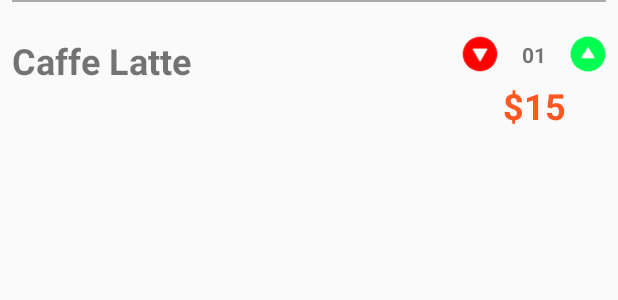
After one commit to roarena/coffee-shop, an Android app: the layout order_full_item.xml on its own in the app's theme, with its tools: preview values and no code run, on a phone screen of 412 x 824 dp. The commit adds this screen. Shown: the top 300 px of the screen. Run offline under Robolectric (Android 15) with nearby library versions, the phone set to English and light mode, and no system bars.

Commit message:
[WIP] Full order Screen
Signed-off-by: Rodrigo Camara <rodrigo.camara@lge.com>

```diff
--- /dev/null
+++ b/client/app/src/main/res/layout/order_full_item.xml
@@ -0,0 +1,92 @@
+<?xml version="1.0" encoding="utf-8"?>
+<android.support.constraint.ConstraintLayout xmlns:android="http://schemas.android.com/apk/res/android"
+    xmlns:app="http://schemas.android.com/apk/res-auto"
+    xmlns:tools="http://schemas.android.com/tools"
+    android:id="@+id/cl_item_menu"
+    android:layout_width="match_parent"
+    android:layout_height="wrap_content"
+    android:background="?attr/selectableItemBackgroundBorderless"
+    android:clickable="true"
+    android:focusable="true"
+    tools:layout_editor_absoluteY="25dp">
+
+    <ImageView
+        android:id="@+id/iv_order_full_remove"
+        android:layout_width="24dp"
+        android:layout_height="24dp"
+        android:layout_marginEnd="16dp"
+        android:layout_marginTop="24dp"
+        android:background="?attr/selectableItemBackgroundBorderless"
+        android:clickable="true"
+        app:layout_constraintEnd_toStartOf="@+id/tv_order_full_quantity"
+        app:layout_constraintTop_toTopOf="parent"
+        app:srcCompat="@drawable/down_button" />
+
+    <TextView
+        android:id="@+id/tv_order_full_quantity"
+        android:layout_width="wrap_content"
+        android:layout_height="wrap_content"
+        android:layout_marginEnd="16dp"
+        android:elevation="3dp"
+        android:text="01"
+        android:textSize="14sp"
+        android:textStyle="bold"
+        app:layout_constraintBottom_toBottomOf="@+id/iv_order_full_add"
+        app:layout_constraintEnd_toStartOf="@+id/iv_order_full_add"
+        app:layout_constraintTop_toTopOf="@+id/iv_order_full_add" />
+
+    <ImageView
+        android:id="@+id/iv_order_full_add"
+        android:layout_width="24dp"
+        android:layout_height="24dp"
+        android:layout_marginEnd="8dp"
+        android:layout_marginTop="24dp"
+        android:background="?attr/selectableItemBackgroundBorderless"
+        android:clickable="true"
+        app:layout_constraintEnd_toEndOf="parent"
+        app:layout_constraintTop_toTopOf="parent"
+        app:srcCompat="@drawable/up_button" />
+
+    <View
+        android:id="@+id/view"
+        android:layout_width="0dp"
+        android:layout_height="1dp"
+        android:layout_marginEnd="8dp"
+        android:layout_marginStart="8dp"
+        android:background="@android:color/darker_gray"
+        app:layout_constraintEnd_toEndOf="parent"
+        app:layout_constraintStart_toStartOf="parent"
+        app:layout_constraintTop_toTopOf="parent" />
+
+    <TextView
+        android:id="@+id/tv_full_coffee_name"
+        android:layout_width="0dp"
+        android:layout_height="wrap_content"
+        android:layout_marginEnd="8dp"
+        android:layout_marginStart="8dp"
+        android:layout_marginTop="24dp"
+        android:elevation="3dp"
+        android:text="Caffe Latte"
+        android:textSize="24sp"
+        android:textStyle="bold"
+        app:layout_constraintEnd_toStartOf="@+id/iv_order_full_remove"
+        app:layout_constraintStart_toStartOf="parent"
+        app:layout_constraintTop_toTopOf="parent" />
+
+    <TextView
+        android:id="@+id/tv_full_coffee_price"
+        android:layout_width="wrap_content"
+        android:layout_height="wrap_content"
+        android:layout_marginBottom="8dp"
+        android:layout_marginTop="8dp"
+        android:elevation="3dp"
+        android:text="$15"
+        android:textColor="@color/colorAccent"
+        android:textSize="24sp"
+        android:textStyle="bold"
+        app:layout_constraintBottom_toBottomOf="parent"
+        app:layout_constraintEnd_toEndOf="@+id/tv_order_full_quantity"
+        app:layout_constraintStart_toStartOf="@+id/tv_order_full_quantity"
+        app:layout_constraintTop_toBottomOf="@+id/tv_order_full_quantity" />
+
+</android.support.constraint.ConstraintLayout>
```
Also changed, not shown: client/app/src/main/java/eu/rodrigocamara/myladybucks/adapters/OrderAdapter.java (added, +82 -0 lines), client/app/src/main/java/eu/rodrigocamara/myladybucks/pojos/Order.java (added, +32 -0 lines), client/app/src/main/java/eu/rodrigocamara/myladybucks/screens/fragments/FullOrderFragment.java (added, +57 -0 lines), client/app/src/main/java/eu/rodrigocamara/myladybucks/screens/fragments/ItemOrderFragment.java (+36 -1 lines), client/app/src/main/java/eu/rodrigocamara/myladybucks/utils/OrderHelper.java (added, +33 -0 lines), client/app/src/main/res/layout/fragment_order_full.xml (added, +49 -0 lines).
